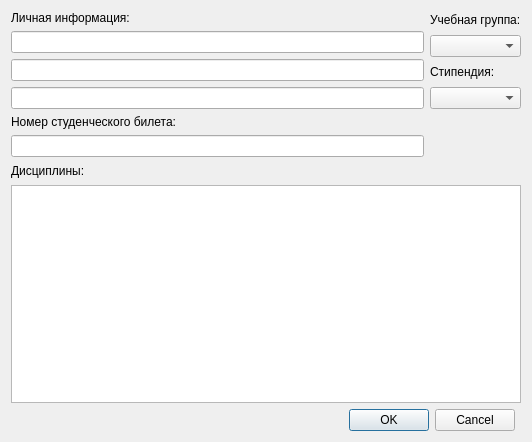
Old version of the form editstudentdialog.ui in the repository sowecthal/IS-Decanat.
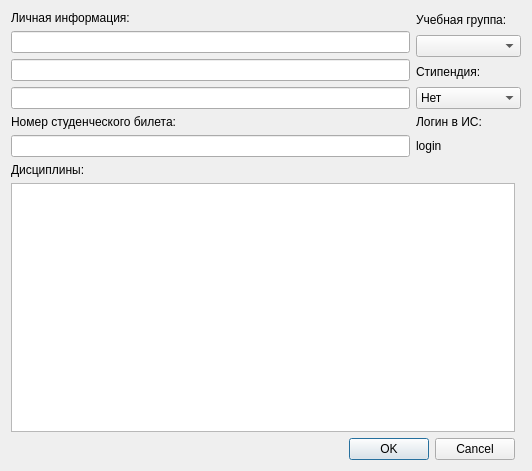
New version of the form.

What changed in the file:
```diff
--- a/editstudentdialog.ui
+++ b/editstudentdialog.ui
@@ -7,7 +7,7 @@
     <x>0</x>
     <y>0</y>
     <width>532</width>
-    <height>442</height>
+    <height>471</height>
    </rect>
   </property>
   <property name="minimumSize">
@@ -20,8 +20,34 @@
    <string>Dialog</string>
   </property>
   <layout class="QGridLayout" name="gridLayout_2">
-   <item row="0" column="0" colspan="2">
+   <item row="1" column="1">
+    <widget class="QLabel" name="label_5">
+     <property name="maximumSize">
+      <size>
+       <width>508</width>
+       <height>16</height>
+      </size>
+     </property>
+     <property name="text">
+      <string>Дисциплины:</string>
+     </property>
+    </widget>
+   </item>
+   <item row="6" column="1">
+    <widget class="QDialogButtonBox" name="buttonBox">
+     <property name="orientation">
+      <enum>Qt::Horizontal</enum>
+     </property>
+     <property name="standardButtons">
+      <set>QDialogButtonBox::Cancel|QDialogButtonBox::Ok</set>
+     </property>
+    </widget>
+   </item>
+   <item row="0" column="1" colspan="2">
     <layout class="QGridLayout" name="gridLayout">
+     <item row="4" column="0">
+      <widget class="QLineEdit" name="lineNumber"/>
+     </item>
      <item row="0" column="0">
       <layout class="QVBoxLayout" name="verticalLayout">
        <item>
@@ -62,48 +88,52 @@
         </widget>
        </item>
        <item>
-        <widget class="QComboBox" name="comboBox_2"/>
+        <widget class="QComboBox" name="comboBox_2">
+         <item>
+          <property name="text">
+           <string>Нет</string>
+          </property>
+         </item>
+         <item>
+          <property name="text">
+           <string>Обычная</string>
+          </property>
+         </item>
+         <item>
+          <property name="text">
+           <string>Повышенная</string>
+          </property>
+         </item>
+        </widget>
        </item>
       </layout>
      </item>
-     <item row="1" column="0">
+     <item row="3" column="0">
       <widget class="QLabel" name="label_2">
        <property name="text">
         <string>Номер студенческого билета:</string>
        </property>
       </widget>
      </item>
-     <item row="2" column="0">
-      <widget class="QLineEdit" name="lineNumber"/>
+     <item row="4" column="1">
+      <widget class="QLabel" name="labelLogin">
+       <property name="text">
+        <string>login</string>
+       </property>
+      </widget>
+     </item>
+     <item row="3" column="1">
+      <widget class="QLabel" name="label_7">
+       <property name="text">
+        <string>Логин в ИС:</string>
+       </property>
+      </widget>
      </item>
     </layout>
    </item>
-   <item row="1" column="0">
-    <widget class="QLabel" name="label_5">
-     <property name="maximumSize">
-      <size>
-       <width>508</width>
-       <height>16</height>
-      </size>
-     </property>
-     <property name="text">
-      <string>Дисциплины:</string>
-     </property>
-    </widget>
-   </item>
-   <item row="2" column="0" rowspan="2" colspan="2">
+   <item row="2" column="1">
     <widget class="QTableView" name="tableView"/>
    </item>
-   <item row="4" column="0">
-    <widget class="QDialogButtonBox" name="buttonBox">
-     <property name="orientation">
-      <enum>Qt::Horizontal</enum>
-     </property>
-     <property name="standardButtons">
-      <set>QDialogButtonBox::Cancel|QDialogButtonBox::Ok</set>
-     </property>
-    </widget>
-   </item>
   </layout>
  </widget>
  <resources/>
```
